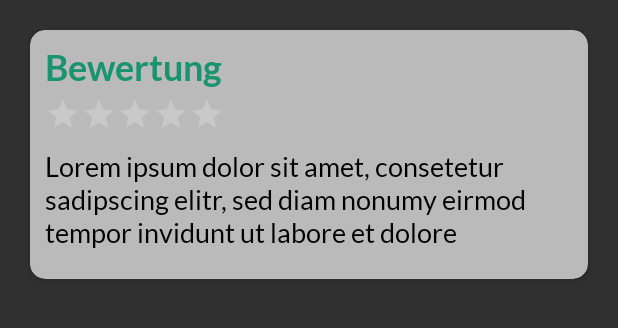
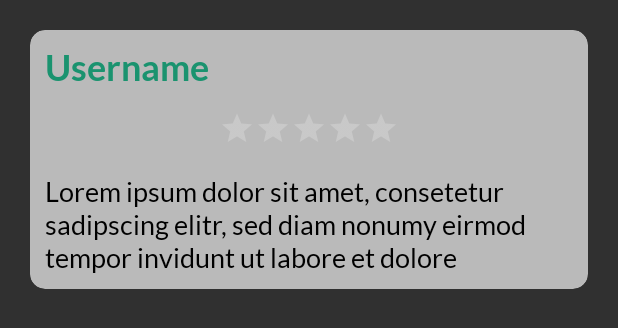
Before and after one commit to LisaEhmann/veganadvisor, an Android app: the layout content_bewertungen.xml on its own in the app's theme, with its tools: preview values and no code run, on a phone screen of 412 x 824 dp. Shown: the top 328 px of the screen. Run offline under Robolectric (Android 15) with nearby library versions, the phone set to English and light mode, and no system bars.

Commit message:
Schönheitsverbesserungen im Layout

```diff
--- a/app/src/main/res/layout/content_bewertungen.xml
+++ b/app/src/main/res/layout/content_bewertungen.xml
@@ -1,6 +1,7 @@
 <?xml version="1.0" encoding="utf-8"?>
 <androidx.constraintlayout.widget.ConstraintLayout xmlns:android="http://schemas.android.com/apk/res/android"
     xmlns:app="http://schemas.android.com/apk/res-auto"
+    xmlns:tools="http://schemas.android.com/tools"
     android:layout_width="match_parent"
     android:layout_height="wrap_content">
 
@@ -18,41 +19,53 @@
         app:layout_constraintStart_toStartOf="parent"
         app:layout_constraintTop_toTopOf="parent">
 
+        <androidx.constraintlayout.widget.ConstraintLayout
+            android:layout_width="match_parent"
+            android:layout_height="match_parent"
+            android:layout_marginRight="10dp"
+            android:layout_marginLeft="10dp"
+            android:layout_marginTop="10dp"
+            android:layout_marginBottom="10dp">
+
 
             <TextView
                 android:id="@+id/content_bewertung"
                 android:layout_width="match_parent"
                 android:layout_height="wrap_content"
-            android:layout_marginLeft="10dp"
-            android:layout_marginTop="10dp"
-            android:layout_marginRight="10dp"
                 android:fontFamily="@font/lato_bold"
-            android:text="Bewertung"
+                android:text="Username"
                 android:textColor="@color/grün_dunkel"
-            android:textSize="24dp" />
+                android:textSize="24dp"
+                app:layout_constraintEnd_toEndOf="parent"
+                app:layout_constraintStart_toStartOf="parent"
+                app:layout_constraintTop_toTopOf="parent" />
 
             <RatingBar
                 android:id="@+id/content_bewertung_star"
                 android:layout_width="wrap_content"
                 android:layout_height="wrap_content"
-            android:layout_marginLeft="-50dp"
-            android:layout_marginTop="30dp"
                 android:isIndicator="true"
                 android:scaleX="0.5"
-            android:scaleY="0.5" />
+                android:scaleY="0.5"
+                app:layout_constraintEnd_toEndOf="parent"
+                app:layout_constraintStart_toStartOf="parent"
+                app:layout_constraintTop_toBottomOf="@id/content_bewertung" />
 
             <TextView
                 android:id="@+id/content_freitextBewertung"
                 android:layout_width="match_parent"
                 android:layout_height="wrap_content"
-            android:layout_centerHorizontal="false"
-            android:layout_marginLeft="10dp"
-            android:layout_marginTop="80dp"
-            android:layout_marginRight="10dp"
-            android:layout_marginBottom="20dp"
                 android:text="Lorem ipsum dolor sit amet, consetetur sadipscing elitr, sed diam nonumy eirmod tempor invidunt ut labore et dolore "
                 android:textColor="@color/black"
-            android:textSize="18dp" />
+                android:textSize="18dp"
+                app:layout_constraintBottom_toBottomOf="parent"
+                app:layout_constraintEnd_toEndOf="parent"
+                app:layout_constraintHorizontal_bias="0.0"
+                app:layout_constraintStart_toStartOf="parent"
+                app:layout_constraintTop_toBottomOf="@id/content_bewertung_star"
+                app:layout_constraintVertical_bias="0.0" />
+
+        </androidx.constraintlayout.widget.ConstraintLayout>
 
 
     </androidx.cardview.widget.CardView>
```
Also changed, not shown: app/src/main/res/layout/content.xml (+22 -9 lines), app/src/main/res/layout/erstellen_restaurant.xml (+6 -4 lines), app/src/main/res/layout/fragment_restaurant_detailansicht.xml (+15 -15 lines). Lines whose indentation alone changed are shown as unchanged.
